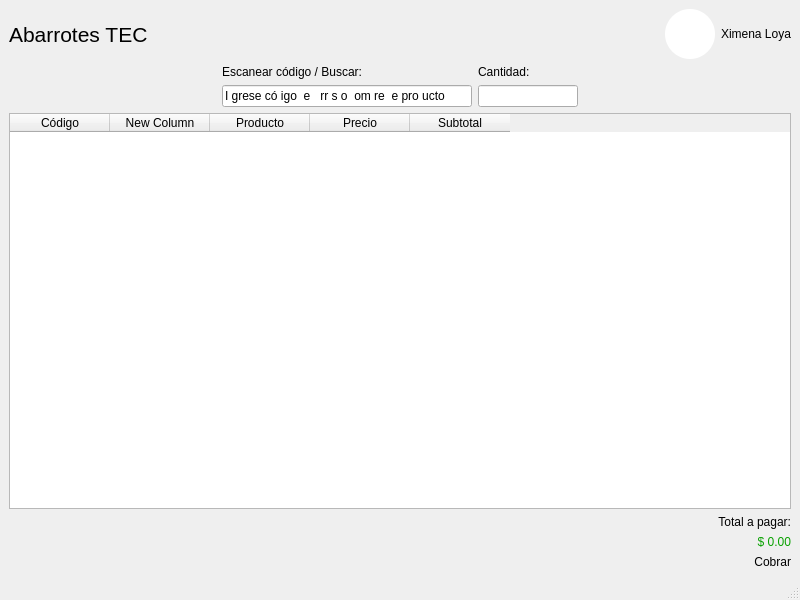
The window that views/main.ui (ximenaaloya/puntodeventa) describes before a commit, drawn with Qt 5.
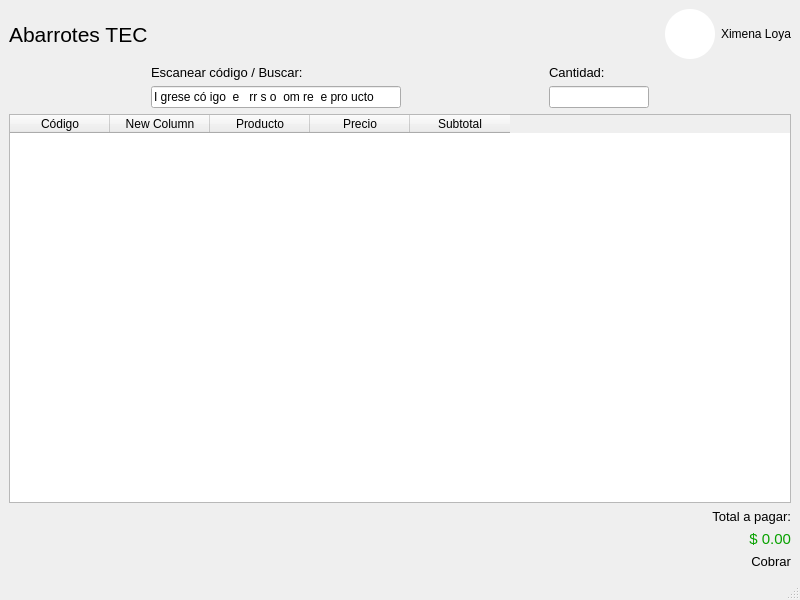
The same window after the commit.

```diff
--- a/views/main.ui
+++ b/views/main.ui
@@ -77,13 +77,16 @@
      </layout>
     </item>
     <item>
-     <layout class="QHBoxLayout" name="horizontalLayout_3">
-      <item>
        <layout class="QHBoxLayout" name="horizontalLayout_2">
         <item>
          <layout class="QVBoxLayout" name="verticalLayout_7">
           <item>
            <widget class="QLabel" name="label_3">
+          <property name="font">
+           <font>
+            <pointsize>10</pointsize>
+           </font>
+          </property>
             <property name="text">
              <string>Escanear código / Buscar:</string>
             </property>
@@ -108,6 +111,11 @@
          <layout class="QVBoxLayout" name="verticalLayout_6">
           <item>
            <widget class="QLabel" name="label_7">
+          <property name="font">
+           <font>
+            <pointsize>10</pointsize>
+           </font>
+          </property>
             <property name="text">
              <string>Cantidad:</string>
             </property>
@@ -127,8 +135,6 @@
         </item>
        </layout>
       </item>
-     </layout>
-    </item>
     <item>
      <widget class="QTableWidget" name="tableWidget">
       <column>
@@ -162,6 +168,11 @@
      <layout class="QVBoxLayout" name="verticalLayout_2">
       <item>
        <widget class="QLabel" name="label_4">
+        <property name="font">
+         <font>
+          <pointsize>10</pointsize>
+         </font>
+        </property>
         <property name="text">
          <string>Total a pagar:</string>
         </property>
@@ -172,6 +183,11 @@
       </item>
       <item>
        <widget class="QLabel" name="label_5">
+        <property name="font">
+         <font>
+          <pointsize>11</pointsize>
+         </font>
+        </property>
         <property name="styleSheet">
          <string notr="true">color: rgb(8, 161, 0);</string>
         </property>
@@ -185,6 +201,11 @@
       </item>
       <item>
        <widget class="QLabel" name="label_6">
+        <property name="font">
+         <font>
+          <pointsize>10</pointsize>
+         </font>
+        </property>
         <property name="text">
          <string>Cobrar</string>
         </property>
```
Left out of the diff: 6 changed lines with no effect on the pictures. Lines whose indentation alone changed are shown as unchanged.
